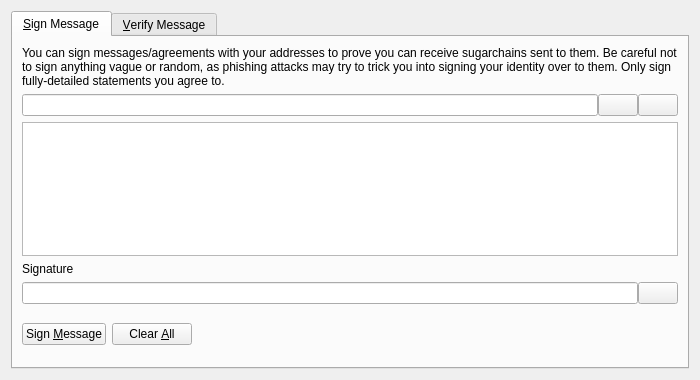
Above: src/qt/forms/signverifymessagedialog.ui from CryptoDevelopmentServices/AdventureCoin before the change. Below: the same form after it.
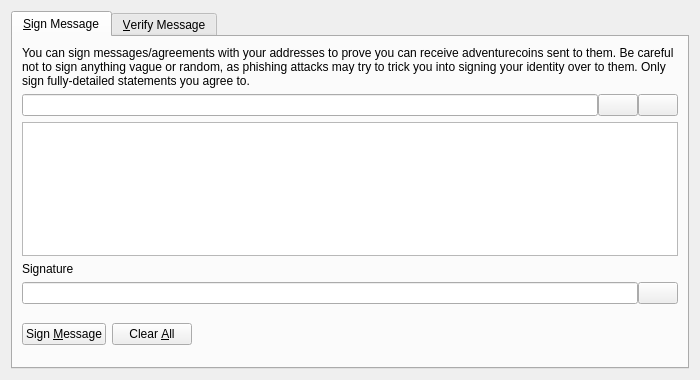
That is the form after the change. Icons and pictures are not drawn. Custom widgets are drawn as their Qt base class.

```diff
--- a/src/qt/forms/signverifymessagedialog.ui
+++ b/src/qt/forms/signverifymessagedialog.ui
@@ -30,7 +30,7 @@
        <item>
         <widget class="QLabel" name="infoLabel_SM">
          <property name="text">
-          <string>You can sign messages/agreements with your addresses to prove you can receive sugarchains sent to them. Be careful not to sign anything vague or random, as phishing attacks may try to trick you into signing your identity over to them. Only sign fully-detailed statements you agree to.</string>
+          <string>You can sign messages/agreements with your addresses to prove you can receive adventurecoins sent to them. Be careful not to sign anything vague or random, as phishing attacks may try to trick you into signing your identity over to them. Only sign fully-detailed statements you agree to.</string>
          </property>
          <property name="textFormat">
           <enum>Qt::PlainText</enum>
```
Left out of the diff: 8 changed lines with no effect on the pictures.
